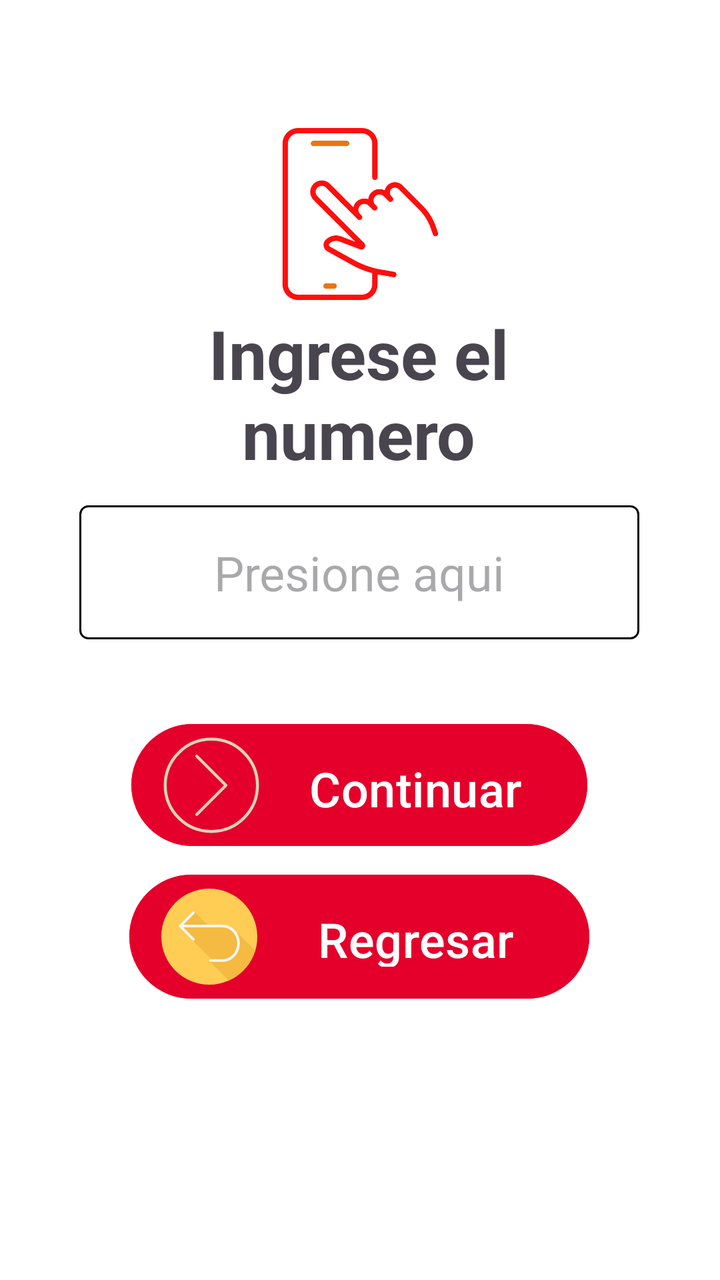
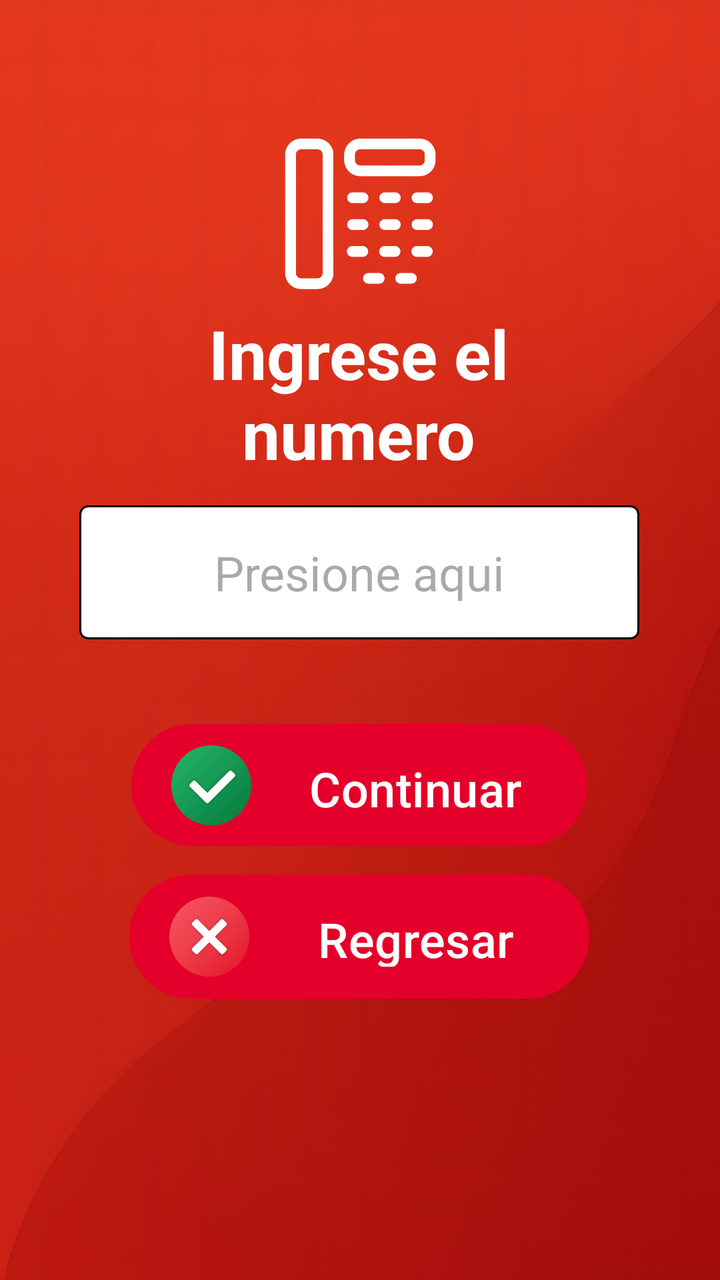

Before-and-after screenshots of an Android layout around one commit, followed by the original layout XML and the change that was made.
<!-- AndroidManifest.xml: application theme Theme.ClaroRecargasApp -->
<!-- res/layout/activity_ingreso_datos_cliente_es.xml -->
<?xml version="1.0" encoding="utf-8"?>
<androidx.constraintlayout.widget.ConstraintLayout xmlns:android="http://schemas.android.com/apk/res/android"
    xmlns:app="http://schemas.android.com/apk/res-auto"
    xmlns:tools="http://schemas.android.com/tools"
    android:id="@+id/main"
    android:layout_width="match_parent"
    android:layout_height="match_parent"
    android:background="#FFFFFF"
    tools:context=".IngresoDatosClienteES">

    <Button
        android:id="@+id/btnRegresar"
        android:layout_width="230dp"
        android:layout_height="70dp"
        android:backgroundTint="#E4002B"
        android:drawableLeft="@drawable/btnregresar"
        android:padding="16dp"
        android:text="Regresar"
        android:textSize="24sp"
        app:layout_constraintBottom_toBottomOf="parent"
        app:layout_constraintEnd_toEndOf="parent"
        app:layout_constraintHorizontal_bias="0.497"
        app:layout_constraintStart_toStartOf="parent"
        app:layout_constraintTop_toTopOf="parent"
        app:layout_constraintVertical_bias="0.76" />

    <EditText
        android:id="@+id/etPhoneNumber2"
        android:layout_width="280dp"
        android:layout_height="67dp"
        android:background="@drawable/spinner_border"
        android:ems="10"
        android:hint="Presione aqui"
        android:inputType="phone"
        android:padding="16dp"
        android:textAlignment="center"
        android:textSize="24sp"
        app:layout_constraintBottom_toBottomOf="parent"
        app:layout_constraintEnd_toEndOf="parent"
        app:layout_constraintHorizontal_bias="0.496"
        app:layout_constraintStart_toStartOf="parent"
        app:layout_constraintTop_toTopOf="parent"
        app:layout_constraintVertical_bias="0.441" />

    <Button
        android:id="@+id/btnContinuar"
        android:layout_width="228dp"
        android:layout_height="69dp"
        android:backgroundTint="#E4002B"
        android:drawableLeft="@drawable/btncontinuar"
        android:padding="16dp"
        android:text="Continuar"
        android:textSize="24sp"
        app:layout_constraintBottom_toBottomOf="parent"
        app:layout_constraintEnd_toEndOf="parent"
        app:layout_constraintHorizontal_bias="0.497"
        app:layout_constraintStart_toStartOf="parent"
        app:layout_constraintTop_toTopOf="parent"
        app:layout_constraintVertical_bias="0.627" />

    <ImageView
        android:id="@+id/imageView"
        android:layout_width="99dp"
        android:layout_height="86dp"
        android:layout_marginTop="64dp"
        app:layout_constraintEnd_toEndOf="parent"
        app:layout_constraintStart_toStartOf="parent"
        app:layout_constraintTop_toTopOf="parent"
        app:srcCompat="@drawable/datostelefonocliente" />

    <TextView
        android:id="@+id/textView"
        android:layout_width="174dp"
        android:layout_height="92dp"
        android:layout_gravity="center"
        android:gravity="center"
        android:text="Ingrese el numero"
        android:textAlignment="center"
        android:textSize="34sp"
        android:textStyle="bold"
        app:layout_constraintBottom_toBottomOf="parent"
        app:layout_constraintEnd_toEndOf="parent"
        app:layout_constraintHorizontal_bias="0.497"
        app:layout_constraintStart_toStartOf="parent"
        app:layout_constraintTop_toTopOf="parent"
        app:layout_constraintVertical_bias="0.275" />
</androidx.constraintlayout.widget.ConstraintLayout>
<!-- resources referenced by this layout -->
<resources>
  <!-- drawable btncontinuar (drawable) -->
  <vector xmlns:android="http://schemas.android.com/apk/res/android"
      android:width="48dp"
      android:height="48dp"
      android:viewportWidth="512"
      android:viewportHeight="512">
    <path
        android:pathData="M256,256m-246,0a246,246 0,1 1,492 0a246,246 0,1 1,-492 0"
        android:strokeLineJoin="round"
        android:strokeWidth="16"
        android:fillColor="#00000000"
        android:strokeColor="#DAD4B5"
        android:strokeLineCap="round"/>
    <path
        android:pathData="M178.18,411.63l155.64,-155.63l-155.64,-155.63"
        android:strokeLineJoin="round"
        android:strokeWidth="16"
        android:fillColor="#00000000"
        android:strokeColor="#DAD4B5"
        android:strokeLineCap="round"/>
  </vector>
  <!-- drawable btnregresar (drawable) -->
  <vector xmlns:android="http://schemas.android.com/apk/res/android"
      android:width="48dp"
      android:height="48dp"
      android:viewportWidth="512"
      android:viewportHeight="512">
    <path
        android:pathData="M0,256.01C0,397.4 114.61,512 256,512C397.39,512 512,397.4 512,256.01C512.01,114.61 397.39,0 256,0C114.61,0 0,114.61 0,256.01z"
        android:fillColor="#FFCD54"/>
    <path
        android:pathData="M500.87,330.8c-0.47,-0.49 -108.62,-108.61 -109.16,-109.16c-16.76,-18.07 -39.96,-29.28 -65.56,-29.28h-81.39c-0.02,-0.02 -0.03,-0.05 -0.05,-0.08c-0.29,-0.29 -0.66,-0.42 -0.98,-0.65c-0.23,-0.32 -66.59,-66.69 -66.92,-66.92c-0.23,-0.32 -0.36,-0.69 -0.65,-0.98c-2.76,-2.76 -7.24,-2.76 -10,0l-70.7,70.7c-2.76,2.76 -2.76,7.24 0,10c0,0 8.16,8.16 8.16,8.16l163.59,163.59h-4.14c-3.91,0 -7.07,3.17 -7.07,7.07c0,2.38 1.25,4.38 3.05,5.66c0.46,0.64 98.92,99.1 99.56,99.56c0.4,0.56 0.89,1.01 1.43,1.43C427.23,459.98 479.15,402.01 500.87,330.8z"
        android:fillColor="#F4BA41"/>
    <path
        android:pathData="M326.15,192.37H117.53l58.63,-58.63c2.76,-2.76 2.76,-7.24 0,-10c-2.76,-2.76 -7.24,-2.76 -10,0l-70.7,70.7c-2.76,2.76 -2.76,7.24 0,10l70.7,70.7c1.38,1.38 3.19,2.07 5,2.07s3.62,-0.69 5,-2.07c2.76,-2.76 2.76,-7.24 0,-10l-58.63,-58.63h208.62c43.19,0 78.32,38.06 78.32,84.84s-35.14,84.84 -78.32,84.84H263.07c-3.91,0 -7.07,3.17 -7.07,7.07c0,3.9 3.16,7.07 7.07,7.07h63.08c50.98,0 92.46,-44.4 92.46,-98.98S377.13,192.37 326.15,192.37z"
        android:fillColor="#F4F6F9"/>
  </vector>
  <!-- drawable datostelefonocliente: png bitmap (drawable, 17987 bytes) -->
  <!-- drawable spinner_border (drawable) -->
  <?xml version="1.0" encoding="utf-8"?>
  <shape xmlns:android="http://schemas.android.com/apk/res/android">
      <solid android:color="#FFFFFF" /> 
      <stroke
          android:width="1dp"
          android:color="#000000" /> 
      <corners android:radius="4dp"/> 
      <padding
          android:left="4dp"
          android:top="4dp"
          android:right="4dp"
          android:bottom="4dp" />
  </shape>
  <style name="Theme.ClaroRecargasApp" parent="Base.Theme.ClaroRecargasApp">
          
          <item name="android:windowFullscreen">true</item>
      </style>
  <style name="Base.Theme.ClaroRecargasApp" parent="Theme.Material3.DayNight.NoActionBar">
          
          
      </style>
</resources>

<!-- the commit's change to res/layout/activity_ingreso_datos_cliente_es.xml (unified diff, before → after) -->
@@ -5,15 +5,25 @@
     android:id="@+id/main"
     android:layout_width="match_parent"
     android:layout_height="match_parent"
-    android:background="#FFFFFF"
     tools:context=".IngresoDatosClienteES">
+
+    <ImageView
+        android:id="@+id/backgroundImage"
+        android:layout_width="0dp"
+        android:layout_height="0dp"
+        android:scaleType="centerCrop"
+        android:src="@drawable/fondoapp"
+        app:layout_constraintTop_toTopOf="parent"
+        app:layout_constraintBottom_toBottomOf="parent"
+        app:layout_constraintStart_toStartOf="parent"
+        app:layout_constraintEnd_toEndOf="parent" />
 
     <Button
         android:id="@+id/btnRegresar"
         android:layout_width="230dp"
         android:layout_height="70dp"
         android:backgroundTint="#E4002B"
-        android:drawableLeft="@drawable/btnregresar"
+        android:drawableLeft="@drawable/btncancelar"
         android:padding="16dp"
         android:text="Regresar"
         android:textSize="24sp"
@@ -47,7 +57,7 @@
         android:layout_width="228dp"
         android:layout_height="69dp"
         android:backgroundTint="#E4002B"
-        android:drawableLeft="@drawable/btncontinuar"
+        android:drawableLeft="@drawable/botonconfirmar"
         android:padding="16dp"
         android:text="Continuar"
         android:textSize="24sp"
@@ -66,7 +76,7 @@
         app:layout_constraintEnd_toEndOf="parent"
         app:layout_constraintStart_toStartOf="parent"
         app:layout_constraintTop_toTopOf="parent"
-        app:srcCompat="@drawable/datostelefonocliente" />
+        app:srcCompat="@drawable/icon_numerotelefonico" />
 
     <TextView
         android:id="@+id/textView"
@@ -75,6 +85,7 @@
         android:layout_gravity="center"
         android:gravity="center"
         android:text="Ingrese el numero"
+        android:textColor="#FFFFFF"
         android:textAlignment="center"
         android:textSize="34sp"
         android:textStyle="bold"
<!-- resource entries referenced after the edit -->
@@ -1,43 +1,43 @@
 <!-- resources referenced by this layout -->
 <resources>
-  <!-- drawable btncontinuar (drawable) -->
+  <!-- drawable botonconfirmar (drawable) -->
   <vector xmlns:android="http://schemas.android.com/apk/res/android"
+      xmlns:aapt="http://schemas.android.com/aapt"
       android:width="48dp"
       android:height="48dp"
-      android:viewportWidth="512"
-      android:viewportHeight="512">
+      android:viewportWidth="48"
+      android:viewportHeight="48">
     <path
-        android:pathData="M256,256m-246,0a246,246 0,1 1,492 0a246,246 0,1 1,-492 0"
-        android:strokeLineJoin="round"
-        android:strokeWidth="16"
-        android:fillColor="#00000000"
-        android:strokeColor="#DAD4B5"
-        android:strokeLineCap="round"/>
+        android:pathData="M44,24c0,11.045 -8.955,20 -20,20S4,35.045 4,24S12.955,4 24,4S44,12.955 44,24z">
+      <aapt:attr name="android:fillColor">
+        <gradient 
+            android:startX="9.858"
+            android:startY="9.858"
+            android:endX="38.142"
+            android:endY="38.142"
+            android:type="linear">
+          <item android:offset="0" android:color="#FF21AD64"/>
+          <item android:offset="1" android:color="#FF088242"/>
+        </gradient>
+      </aapt:attr>
+    </path>
     <path
-        android:pathData="M178.18,411.63l155.64,-155.63l-155.64,-155.63"
-        android:strokeLineJoin="round"
-        android:strokeWidth="16"
-        android:fillColor="#00000000"
-        android:strokeColor="#DAD4B5"
-        android:strokeLineCap="round"/>
+        android:fillColor="#FF000000"
+        android:pathData="M32.172,16.172L22,26.344l-5.172,-5.172c-0.781,-0.781 -2.047,-0.781 -2.828,0l-1.414,1.414c-0.781,0.781 -0.781,2.047 0,2.828l8,8c0.781,0.781 2.047,0.781 2.828,0l13,-13c0.781,-0.781 0.781,-2.047 0,-2.828L35,16.172C34.219,15.391 32.953,15.391 32.172,16.172z"
+        android:strokeAlpha="0.05"
+        android:fillAlpha="0.05"/>
+    <path
+        android:fillColor="#FF000000"
+        android:pathData="M20.939,33.061l-8,-8c-0.586,-0.586 -0.586,-1.536 0,-2.121l1.414,-1.414c0.586,-0.586 1.536,-0.586 2.121,0L22,27.051l10.525,-10.525c0.586,-0.586 1.536,-0.586 2.121,0l1.414,1.414c0.586,0.586 0.586,1.536 0,2.121l-13,13C22.475,33.646 21.525,33.646 20.939,33.061z"
+        android:strokeAlpha="0.07"
+        android:fillAlpha="0.07"/>
+    <path
+        android:pathData="M21.293,32.707l-8,-8c-0.391,-0.391 -0.391,-1.024 0,-1.414l1.414,-1.414c0.391,-0.391 1.024,-0.391 1.414,0L22,27.758l10.879,-10.879c0.391,-0.391 1.024,-0.391 1.414,0l1.414,1.414c0.391,0.391 0.391,1.024 0,1.414l-13,13C22.317,33.098 21.683,33.098 21.293,32.707z"
+        android:fillColor="#FFFFFF"/>
   </vector>
-  <!-- drawable btnregresar (drawable) -->
-  <vector xmlns:android="http://schemas.android.com/apk/res/android"
-      android:width="48dp"
-      android:height="48dp"
-      android:viewportWidth="512"
-      android:viewportHeight="512">
-    <path
-        android:pathData="M0,256.01C0,397.4 114.61,512 256,512C397.39,512 512,397.4 512,256.01C512.01,114.61 397.39,0 256,0C114.61,0 0,114.61 0,256.01z"
-        android:fillColor="#FFCD54"/>
-    <path
-        android:pathData="M500.87,330.8c-0.47,-0.49 -108.62,-108.61 -109.16,-109.16c-16.76,-18.07 -39.96,-29.28 -65.56,-29.28h-81.39c-0.02,-0.02 -0.03,-0.05 -0.05,-0.08c-0.29,-0.29 -0.66,-0.42 -0.98,-0.65c-0.23,-0.32 -66.59,-66.69 -66.92,-66.92c-0.23,-0.32 -0.36,-0.69 -0.65,-0.98c-2.76,-2.76 -7.24,-2.76 -10,0l-70.7,70.7c-2.76,2.76 -2.76,7.24 0,10c0,0 8.16,8.16 8.16,8.16l163.59,163.59h-4.14c-3.91,0 -7.07,3.17 -7.07,7.07c0,2.38 1.25,4.38 3.05,5.66c0.46,0.64 98.92,99.1 99.56,99.56c0.4,0.56 0.89,1.01 1.43,1.43C427.23,459.98 479.15,402.01 500.87,330.8z"
-        android:fillColor="#F4BA41"/>
-    <path
-        android:pathData="M326.15,192.37H117.53l58.63,-58.63c2.76,-2.76 2.76,-7.24 0,-10c-2.76,-2.76 -7.24,-2.76 -10,0l-70.7,70.7c-2.76,2.76 -2.76,7.24 0,10l70.7,70.7c1.38,1.38 3.19,2.07 5,2.07s3.62,-0.69 5,-2.07c2.76,-2.76 2.76,-7.24 0,-10l-58.63,-58.63h208.62c43.19,0 78.32,38.06 78.32,84.84s-35.14,84.84 -78.32,84.84H263.07c-3.91,0 -7.07,3.17 -7.07,7.07c0,3.9 3.16,7.07 7.07,7.07h63.08c50.98,0 92.46,-44.4 92.46,-98.98S377.13,192.37 326.15,192.37z"
-        android:fillColor="#F4F6F9"/>
-  </vector>
-  <!-- drawable datostelefonocliente: png bitmap (drawable, 17987 bytes) -->
+  <!-- drawable btncancelar: vector/xml drawable (drawable, 2525 chars, omitted) -->
+  <!-- drawable fondoapp: jpg bitmap (drawable, 112541 bytes) -->
+  <!-- drawable icon_numerotelefonico: png bitmap (drawable, 9856 bytes) -->
   <!-- drawable spinner_border (drawable) -->
   <?xml version="1.0" encoding="utf-8"?>
   <shape xmlns:android="http://schemas.android.com/apk/res/android">
